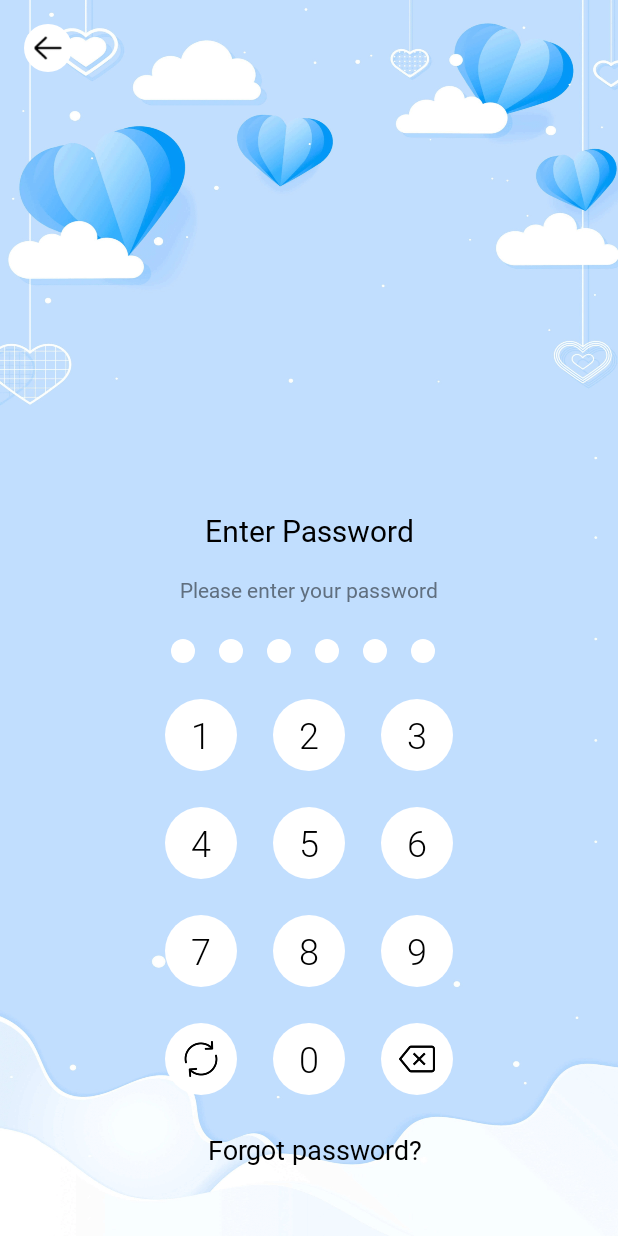
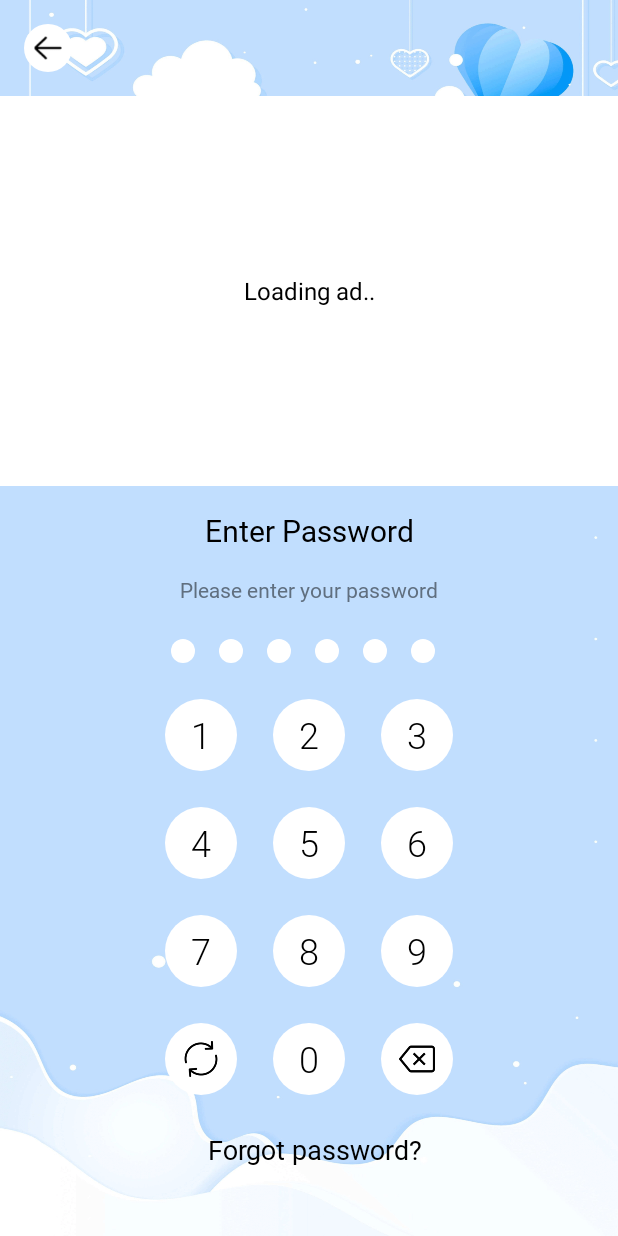
Before and after one commit to khaisao/diary, an Android app: the layout fragment_pass_word.xml on its own in the app's theme, with its tools: preview values and no code run, on a phone screen of 412 x 824 dp. Run offline under Robolectric (Android 15) with nearby library versions, the phone set to English and light mode, and no system bars.

```diff
--- a/app/build.gradle
+++ b/app/build.gradle
@@ -24,10 +24,14 @@ android {
         debug {
             minifyEnabled false
             proguardFiles getDefaultProguardFile('proguard-android-optimize.txt'), 'proguard-rules.pro'
+            buildConfigField "String", "ID_AD_INLINES_BANNER", "\"ca-app-pub-3940256099942544/6300978111\""
+
         }
         release {
             minifyEnabled false
             proguardFiles getDefaultProguardFile('proguard-android-optimize.txt'), 'proguard-rules.pro'
+            buildConfigField "String", "ID_AD_INLINES_BANNER", "\"ca-app-pub-2094788208346877/4369588529\""
+            signingConfig signingConfigs.debug
         }
     }
     buildFeatures {
--- a/app/src/main/res/layout/fragment_pass_word.xml
+++ b/app/src/main/res/layout/fragment_pass_word.xml
@@ -17,6 +17,20 @@
         android:orientation="horizontal">
 
     </LinearLayout>
+
+    <TextView
+        android:id="@+id/tv_loading_ad"
+        app:layout_constraintEnd_toEndOf="@id/layoutAdsPassword"
+        app:layout_constraintStart_toStartOf="@id/layoutAdsPassword"
+        app:layout_constraintBottom_toBottomOf="@id/layoutAdsPassword"
+        app:layout_constraintTop_toTopOf="@id/layoutAdsPassword"
+        android:background="@color/white"
+        android:gravity="center"
+        android:textSize="16sp"
+        android:textColor="@color/black"
+        android:text="Loading ad.."
+        android:layout_width="0dp"
+        android:layout_height="0dp"/>
 
     <androidx.constraintlayout.widget.ConstraintLayout
         android:layout_width="match_parent"
```
Also changed, not shown: app/src/main/java/com/sutech/diary/view/password/PassWordFrag.kt (+19 -10 lines).
